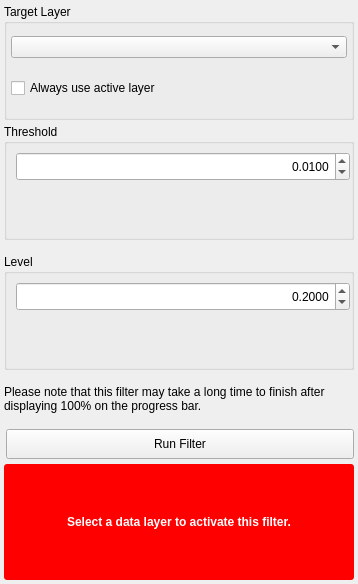
Before: the Qt Designer form src/Interface/ToolInterface/WatershedFilterInterface.ui in SCIInstitute/Seg3D, drawn with Qt 5.
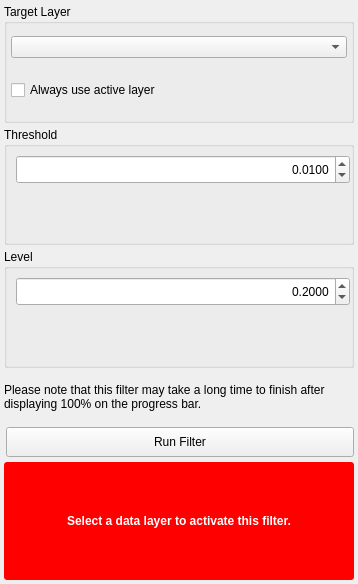
After: the same form once the commit is applied. Custom widgets are drawn as their Qt base class.

The edit to the form file:
```diff
--- a/src/Interface/ToolInterface/WatershedFilterInterface.ui
+++ b/src/Interface/ToolInterface/WatershedFilterInterface.ui
@@ -117,6 +117,9 @@
    </item>
    <item>
     <widget class="QGroupBox" name="groupBox">
+     <property name="enabled">
+      <bool>true</bool>
+     </property>
      <property name="sizePolicy">
       <sizepolicy hsizetype="Preferred" vsizetype="Preferred">
        <horstretch>0</horstretch>
@@ -126,7 +129,7 @@
      <property name="minimumSize">
       <size>
        <width>0</width>
-       <height>50</height>
+       <height>75</height>
       </size>
      </property>
      <property name="maximumSize">
@@ -181,25 +184,12 @@
      </widget>
     </widget>
    </item>
-   <item>
-    <spacer name="horizontalSpacer">
-     <property name="orientation">
-      <enum>Qt::Horizontal</enum>
-     </property>
-     <property name="sizeHint" stdset="0">
-      <size>
-       <width>40</width>
-       <height>10</height>
-      </size>
-     </property>
-    </spacer>
-   </item>
    <item>
     <widget class="QGroupBox" name="groupBox_2">
      <property name="minimumSize">
       <size>
        <width>0</width>
-       <height>50</height>
+       <height>75</height>
       </size>
      </property>
      <property name="maximumSize">
```
